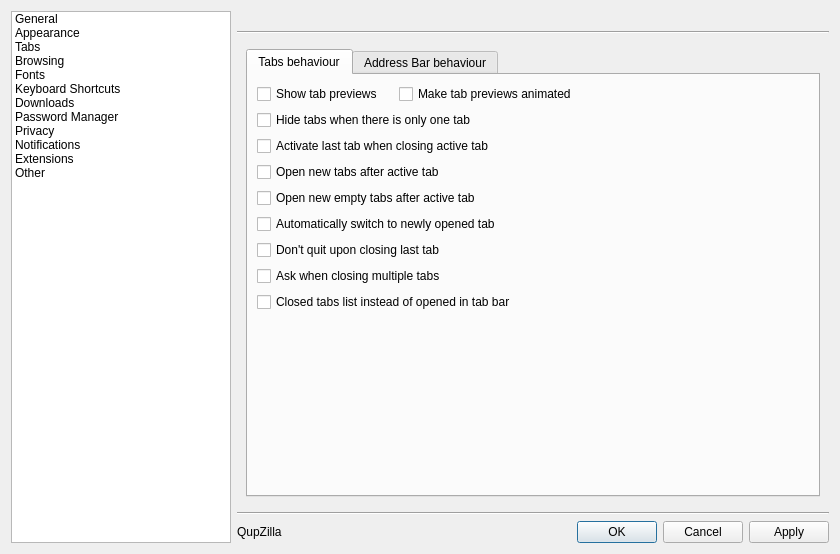
This is src/lib/preferences/preferences.ui in QupZilla/qupzilla as Qt 5 draws it before an edit. The edited form follows.
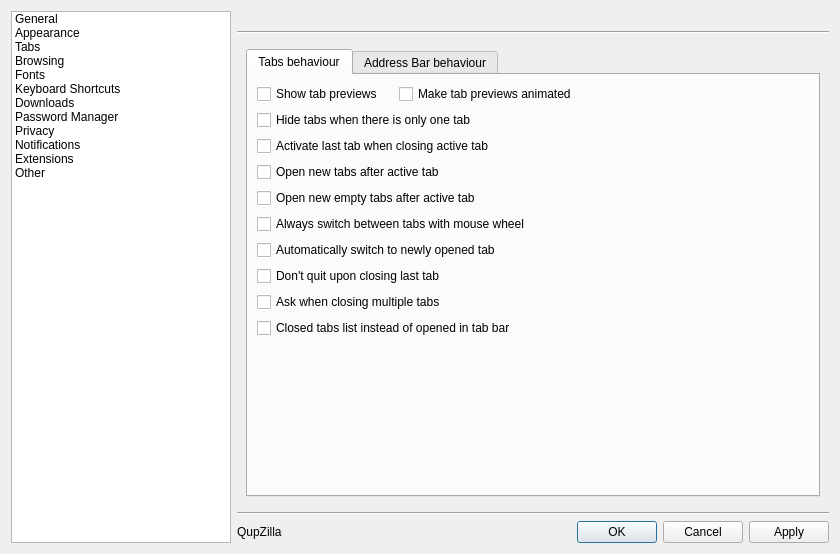
This is the edited form. The open tabs and pages were chosen to show the change. Custom widgets are drawn as their Qt base class.

Commit message:
[TabBar] Added option to always switch tabs using mouse wheel
It will switch tabs even when tabs are overflowing.

What changed in the file:
```diff
--- a/src/lib/preferences/preferences.ui
+++ b/src/lib/preferences/preferences.ui
@@ -728,6 +728,13 @@
                  </property>
                 </widget>
                </item>
+               <item>
+                <widget class="QCheckBox" name="alwaysSwitchTabsWithWheel">
+                 <property name="text">
+                  <string>Always switch between tabs with mouse wheel</string>
+                 </property>
+                </widget>
+               </item>
                <item>
                 <widget class="QCheckBox" name="switchToNewTabs">
                  <property name="text">
```
The commit also changes 5 other files.
